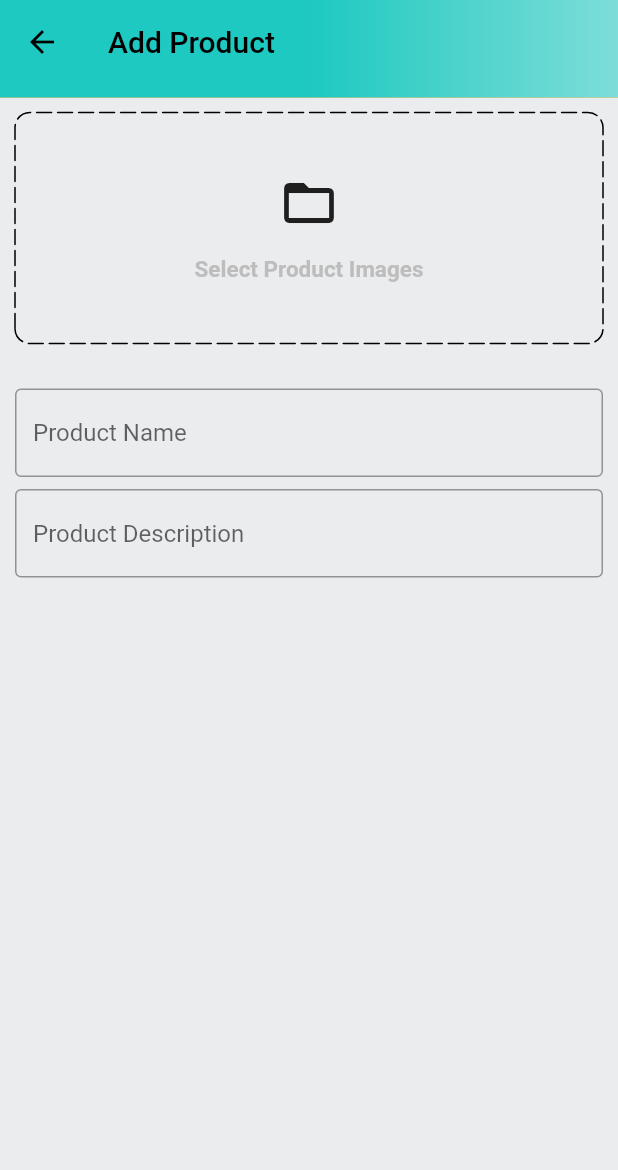
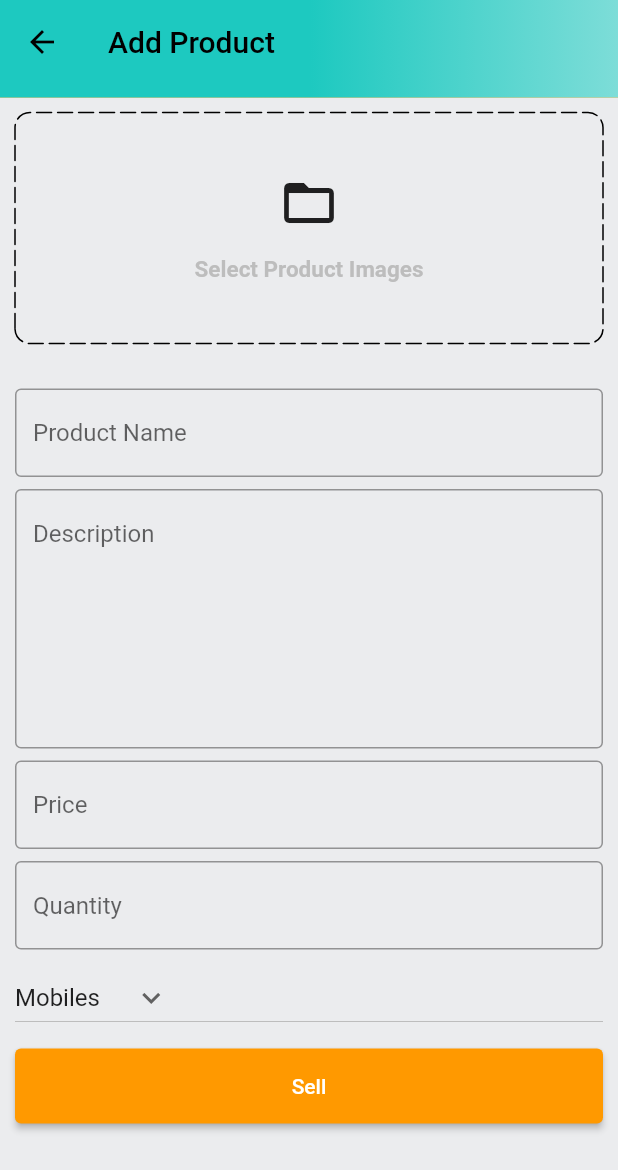
Before and after one commit to naveeez10/amazon_clone, a Flutter app: the AddProduct screen opened by its route, on a phone screen of 412 x 824 dp. Shown: the top 1170 px of the screen. Run offline on Flutter 3.47's test engine with Material 2 defaults, Android fonts, the phone set to English and light mode, and no system bars; drawn by our look-alikes of dotted_border; our stand-ins replace badges, carousel_slider, file_picker, shared_preferences; accounts and stored records are empty.

Commit message:
implementing adding product feature

```diff
--- /dev/null
+++ b/lib/common/widgets/custom_button.dart
@@ -0,0 +1,30 @@
+import 'package:flutter/material.dart';
+
+class CustomButton extends StatelessWidget {
+  final String text;
+  final VoidCallback onTap;
+  final Color? color;
+  const CustomButton({
+    Key? key,
+    required this.text,
+    required this.onTap,
+    this.color,
+  }) : super(key: key);
+
+  @override
+  Widget build(BuildContext context) {
+    return ElevatedButton(
+      child: Text(
+        text,
+        style: TextStyle(
+          color: color == null ? Colors.white : Colors.black,
+        ),
+      ),
+      onPressed: onTap,
+      style: ElevatedButton.styleFrom(
+        minimumSize: const Size(double.infinity, 50),
+        backgroundColor: color,
+      ),
+    );
+  }
+}
--- a/lib/common/widgets/custom_text_field.dart
+++ b/lib/common/widgets/custom_text_field.dart
@@ -3,8 +3,12 @@ import 'package:flutter/material.dart';
 class CustomTextField extends StatelessWidget {
   final TextEditingController controller;
   final String hintText;
+  final int maxLines;
   const CustomTextField(
-      {super.key, required this.controller, required this.hintText});
+      {super.key,
+      required this.controller,
+      required this.hintText,
+      this.maxLines = 1});
 
   @override
   Widget build(BuildContext context) {
@@ -22,6 +26,7 @@ class CustomTextField extends StatelessWidget {
         }
         return null;
       },
+      maxLines: maxLines,
     );
   }
 }
--- a/lib/constants/global_variables.dart
+++ b/lib/constants/global_variables.dart
@@ -1,6 +1,6 @@
 import 'package:flutter/material.dart';
 
-String url = 'http://192.168.0.103:3000';
+String url = 'http://192.168.219.54:3000';
 
 class GlobalVariables {
   static const appBarGradient = LinearGradient(
--- a/lib/constants/utils.dart
+++ b/lib/constants/utils.dart
@@ -1,6 +1,32 @@
+import 'dart:io';
+
+import 'package:file_picker/file_picker.dart';
 import 'package:flutter/cupertino.dart';
 import 'package:flutter/material.dart';
 
 void showSnackbar(BuildContext context, String text) {
-  ScaffoldMessenger.of(context).showSnackBar(SnackBar(content: Text(text)));
+  ScaffoldMessenger.of(context).showSnackBar(
+    SnackBar(
+      content: Text(text),
+    ),
+  );
 }
+
+Future<List<File>> pickImages() async {
+  List<File> images = [];
+
+  try {
+    var files = await FilePicker.platform.pickFiles(
+      type: FileType.image,
+      allowMultiple: true,
+    );
+    if (files != null && files.files.isNotEmpty) {
+      for (int i = 0; i < files.files.length; ++i) {
+        images.add(File(files.files[i].path!));
+      }
+    }
+  } catch (e) {
+    debugPrint(e.toString());
+  }
+  return images;
+}
--- a/lib/features/admin/screens/add_product_screen.dart
+++ b/lib/features/admin/screens/add_product_screen.dart
@@ -1,7 +1,11 @@
+import 'dart:io';
+
 import 'package:amazon_clone/common/widgets/custom_text_field.dart';
+import 'package:amazon_clone/constants/utils.dart';
 import 'package:dotted_border/dotted_border.dart';
 import 'package:flutter/material.dart';
-
+import '';
+import '../../../common/widgets/custom_button.dart';
 import '../../../constants/global_variables.dart';
 
 class AddProduct extends StatefulWidget {
@@ -18,6 +22,9 @@ class _AddProductState extends State<AddProduct> {
   final TextEditingController priceController = TextEditingController();
   final TextEditingController quantityController = TextEditingController();
 
+  String category = "Mobiles";
+  List<File> images = [];
+
   @override
   void dispose() {
     super.dispose();
@@ -25,6 +32,21 @@ class _AddProductState extends State<AddProduct> {
     descriptionController.dispose();
     priceController.dispose();
     quantityController.dispose();
+  }
+
+  List<String> productCategories = [
+    'Mobiles',
+    'Essentials',
+    'Appliances',
+    'Books',
+    'Fashion',
+  ];
+
+  void selectImages() async {
+    var res = await pickImages();
+    setState(() {
+      images = res;
+    });
   }
 
   @override
@@ -53,7 +75,9 @@ class _AddProductState extends State<AddProduct> {
                 const SizedBox(
                   height: 10,
                 ),
-                DottedBorder(
+                GestureDetector(
+                  onTap: selectImages,
+                  child: DottedBorder(
                     borderType: BorderType.RRect,
                     radius: const Radius.circular(10),
                     dashPattern: const [10, 4],
@@ -86,6 +110,7 @@ class _AddProductState extends State<AddProduct> {
                       ),
                     ),
                   ),
+                ),
                 const SizedBox(
                   height: 30,
                 ),
@@ -97,12 +122,49 @@ class _AddProductState extends State<AddProduct> {
                   height: 8,
                 ),
                 CustomTextField(
-                  controller: productNameController,
-                  hintText: 'Product Description',
+                  controller: descriptionController,
+                  hintText: 'Description',
+                  maxLines: 7,
                 ),
                 const SizedBox(
-                  height: 30,
+                  height: 8,
                 ),
+                CustomTextField(
+                  controller: priceController,
+                  hintText: 'Price',
+                ),
+                const SizedBox(
+                  height: 8,
+                ),
+                CustomTextField(
+                  controller: quantityController,
+                  hintText: 'Quantity',
+                ),
+                const SizedBox(
+                  height: 8,
+                ),
+                SizedBox(
+                  width: double.infinity,
+                  child: DropdownButton(
+                    value: category,
+                    icon: const Icon(Icons.keyboard_arrow_down),
+                    items: productCategories.map((String item) {
+                      return DropdownMenuItem(
+                        child: Text(item),
+                        value: item,
+                      );
+                    }).toList(),
+                    onChanged: (String? newVal) {
+                      setState(() {
+                        category = newVal!;
+                      });
+                    },
+                  ),
+                ),
+                const SizedBox(
+                  height: 10,
+                ),
+                CustomButton(text: 'Sell', onTap: () {}),
               ],
             ),
           ),
--- a/pubspec.yaml
+++ b/pubspec.yaml
@@ -41,6 +41,7 @@ dependencies:
   badges: ^3.0.2
   carousel_slider: ^4.2.1
   dotted_border: ^2.0.0+3
+  file_picker: ^5.2.5
 
 dev_dependencies:
   flutter_test:
```
Also changed, not shown: pubspec.lock. Lines whose indentation alone changed are shown as unchanged.
